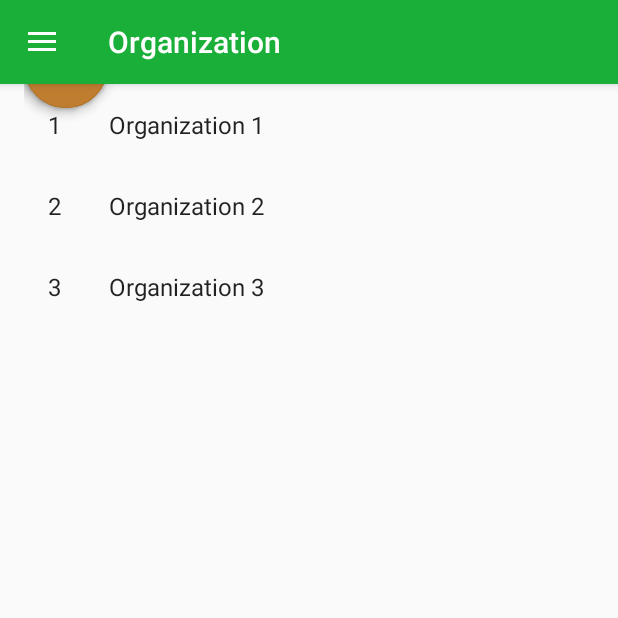
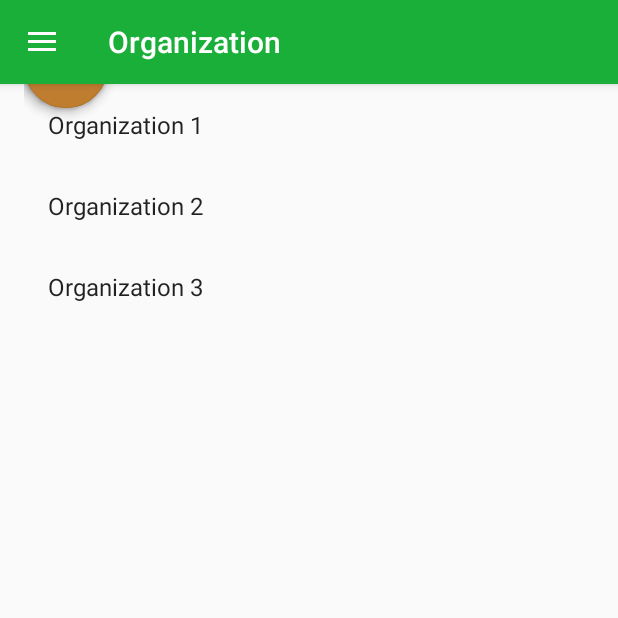
Before and after one commit to ugikmat/Col-LAB, an Android app: the screen it shows after launch once a user with an empty profile is signed in (MainActivity), in the side drawer, after a tap on "My Organization", on a phone screen of 412 x 824 dp, the top half of it. Run offline under Robolectric (Android 15) with nearby library versions, the phone set to English and light mode, and no system bars; our stand-ins replace Firebase (no records; nobody signed in at launch, a user with empty details on screens opened directly); libraries missing offline, so code that uses them is left out: com.robertlevonyan.views; plain views replace FloatingActionButton, FloatingLayout; 7 statements that could not run were skipped.

Commit message:
Update List Layout

```diff
--- a/app/src/main/java/id/poros/filkom/col_lab/MainActivity.java
+++ b/app/src/main/java/id/poros/filkom/col_lab/MainActivity.java
@@ -18,7 +18,6 @@ import android.widget.Toast;
 import com.google.firebase.auth.FirebaseAuth;
 import com.robertlevonyan.views.customfloatingactionbutton.FloatingLayout;
 
-import id.poros.filkom.col_lab.dummy.DummyContent;
 import id.poros.filkom.col_lab.inter.OnFragmentInteractionListener;
 import id.poros.filkom.col_lab.model.OrganizationContent;
 
--- a/app/src/main/java/id/poros/filkom/col_lab/OrgFragment.java
+++ b/app/src/main/java/id/poros/filkom/col_lab/OrgFragment.java
@@ -11,8 +11,6 @@ import android.view.View;
 import android.view.ViewGroup;
 
 import id.poros.filkom.col_lab.adapter.MyOrgRecyclerViewAdapter;
-import id.poros.filkom.col_lab.dummy.DummyContent;
-import id.poros.filkom.col_lab.dummy.DummyContent.DummyItem;
 import id.poros.filkom.col_lab.inter.OnFragmentInteractionListener;
 import id.poros.filkom.col_lab.model.OrganizationContent;
 
--- a/app/src/main/java/id/poros/filkom/col_lab/adapter/MyOrgRecyclerViewAdapter.java
+++ b/app/src/main/java/id/poros/filkom/col_lab/adapter/MyOrgRecyclerViewAdapter.java
@@ -8,17 +8,11 @@ import android.widget.TextView;
 
 
 import id.poros.filkom.col_lab.R;
-import id.poros.filkom.col_lab.dummy.DummyContent.DummyItem;
 import id.poros.filkom.col_lab.inter.OnFragmentInteractionListener;
 import id.poros.filkom.col_lab.model.OrganizationContent.OrganizationItem;
 
 import java.util.List;
 
-/**
- * {@link RecyclerView.Adapter} that can display a {@link DummyItem} and makes a call to the
- * specified {@link OnFragmentInteractionListener}.
- * TODO: Replace the implementation with code for your data type.
- */
 public class MyOrgRecyclerViewAdapter extends RecyclerView.Adapter<MyOrgRecyclerViewAdapter.ViewHolder> {
 
     private final List<OrganizationItem> mValues;
@@ -39,8 +33,7 @@ public class MyOrgRecyclerViewAdapter extends RecyclerView.Adapter<MyOrgRecycler
     @Override
     public void onBindViewHolder(final ViewHolder holder, int position) {
         holder.mItem = mValues.get(position);
-        holder.mIdView.setText(mValues.get(position).id);
-        holder.mContentView.setText(mValues.get(position).name);
+        holder.mName.setText(mValues.get(position).name);
 
         holder.mView.setOnClickListener(new View.OnClickListener() {
             @Override
@@ -61,20 +54,18 @@ public class MyOrgRecyclerViewAdapter extends RecyclerView.Adapter<MyOrgRecycler
 
     public class ViewHolder extends RecyclerView.ViewHolder {
         public final View mView;
-        public final TextView mIdView;
-        public final TextView mContentView;
+        public final TextView mName;
         public OrganizationItem mItem;
 
         public ViewHolder(View view) {
             super(view);
             mView = view;
-            mIdView = (TextView) view.findViewById(R.id.item_number);
-            mContentView = (TextView) view.findViewById(R.id.content);
+            mName = view.findViewById(R.id.name);
         }
 
         @Override
         public String toString() {
-            return super.toString() + " '" + mContentView.getText() + "'";
+            return super.toString() + " '" + mName.getText() + "'";
         }
     }
 }
--- a/app/src/main/res/layout/fragment_org.xml
+++ b/app/src/main/res/layout/fragment_org.xml
@@ -5,14 +5,7 @@
     android:orientation="horizontal">
 
     <TextView
-        android:id="@+id/item_number"
-        android:layout_width="wrap_content"
-        android:layout_height="wrap_content"
-        android:layout_margin="@dimen/text_margin"
-        android:textAppearance="?attr/textAppearanceListItem" />
-
-    <TextView
-        android:id="@+id/content"
+        android:id="@+id/name"
         android:layout_width="wrap_content"
         android:layout_height="wrap_content"
         android:layout_margin="@dimen/text_margin"
```
Also changed, not shown: app/src/main/java/id/poros/filkom/col_lab/dummy/DummyContent.java (deleted, +0 -72 lines).
